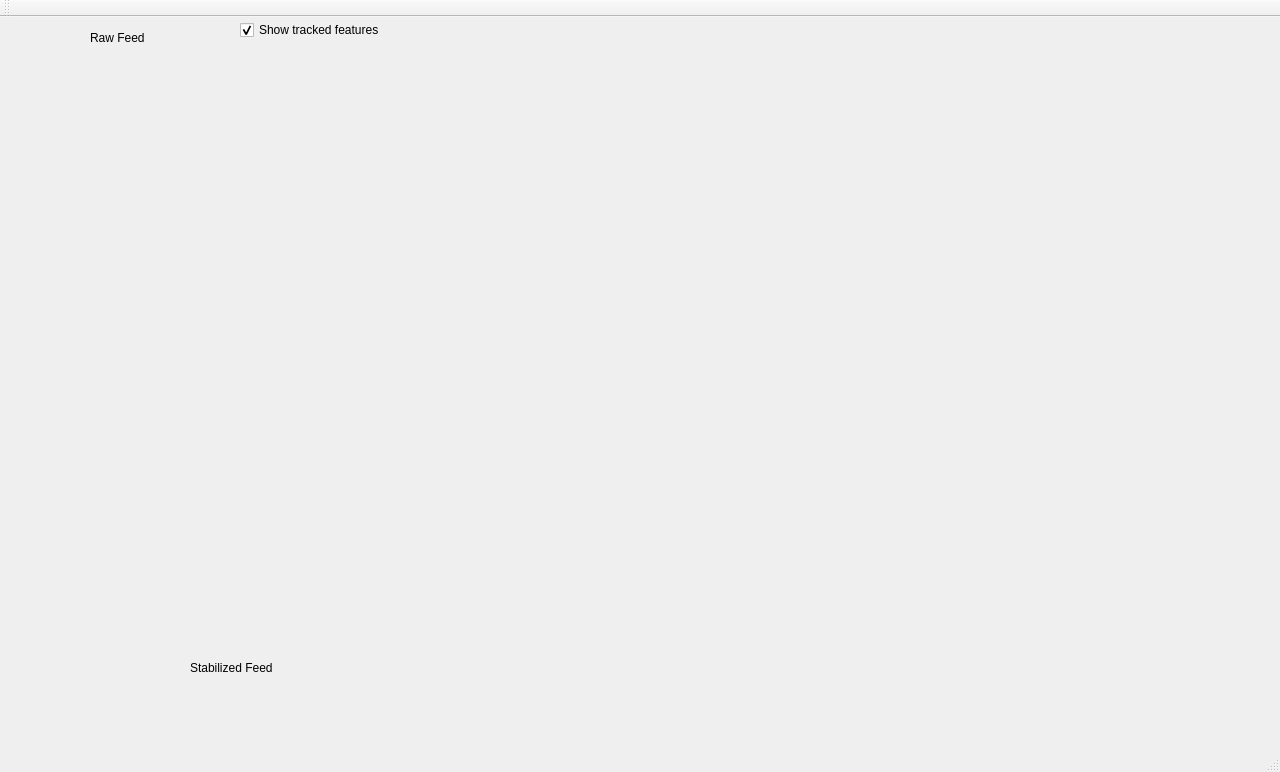
First picture: the form in VideoStab/mainwindow.ui, repository manas96/Hackathon2017-Video-Stabilization, before the edit.
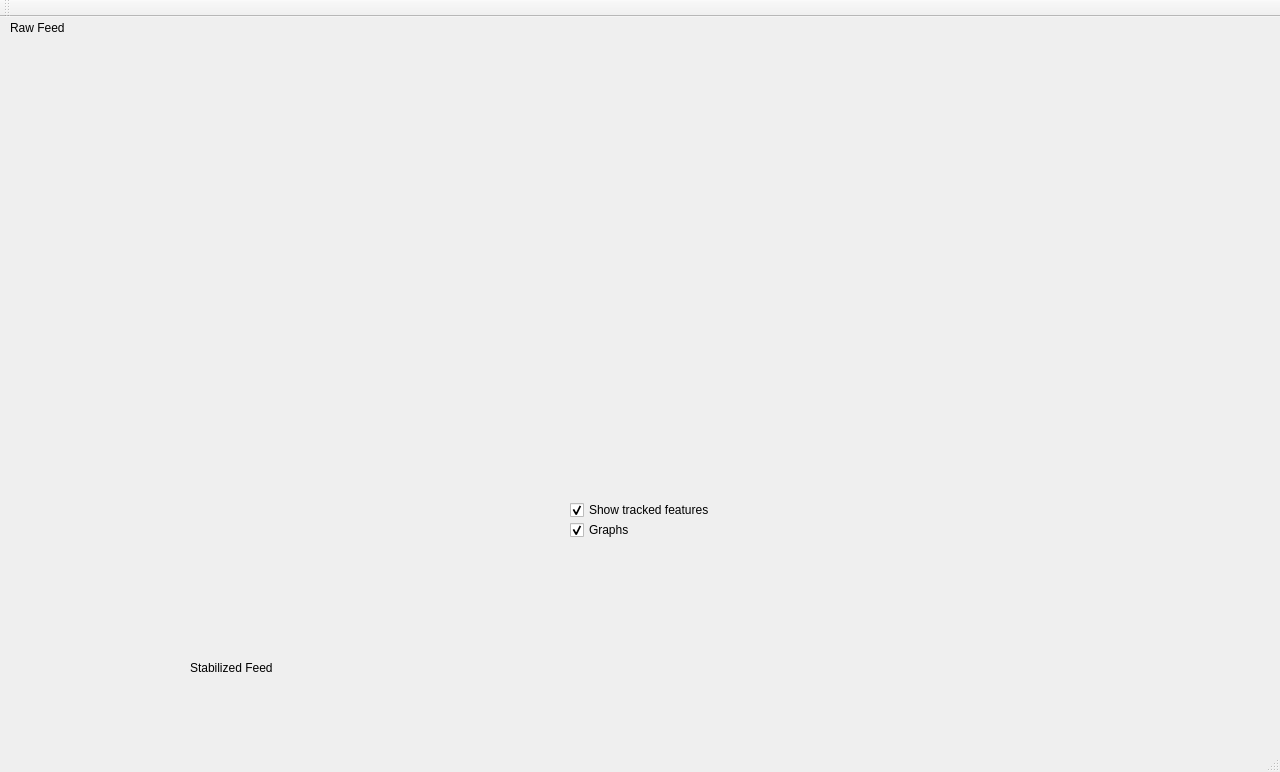
Second picture: the form after the edit. Custom widgets are drawn as their Qt base class.

Patch:
```diff
--- a/VideoStab/mainwindow.ui
+++ b/VideoStab/mainwindow.ui
@@ -53,8 +53,8 @@
    <widget class="QLabel" name="label_3">
     <property name="geometry">
      <rect>
-      <x>90</x>
-      <y>10</y>
+      <x>10</x>
+      <y>0</y>
       <width>111</width>
       <height>21</height>
      </rect>
@@ -79,8 +79,8 @@
    <widget class="QCheckBox" name="checkBox">
     <property name="geometry">
      <rect>
-      <x>240</x>
-      <y>0</y>
+      <x>570</x>
+      <y>480</y>
       <width>201</width>
       <height>26</height>
      </rect>
@@ -102,15 +102,21 @@
      </rect>
     </property>
    </widget>
-   <widget class="QCustomPlot" name="customPlot_3" native="true">
+   <widget class="QCheckBox" name="checkBox_2">
     <property name="geometry">
      <rect>
-      <x>450</x>
-      <y>430</y>
-      <width>801</width>
-      <height>201</height>
+      <x>570</x>
+      <y>500</y>
+      <width>96</width>
+      <height>26</height>
      </rect>
     </property>
+    <property name="text">
+     <string>Graphs</string>
+    </property>
+    <property name="checked">
+     <bool>true</bool>
+    </property>
    </widget>
   </widget>
   <widget class="QMenuBar" name="menuBar">
```
